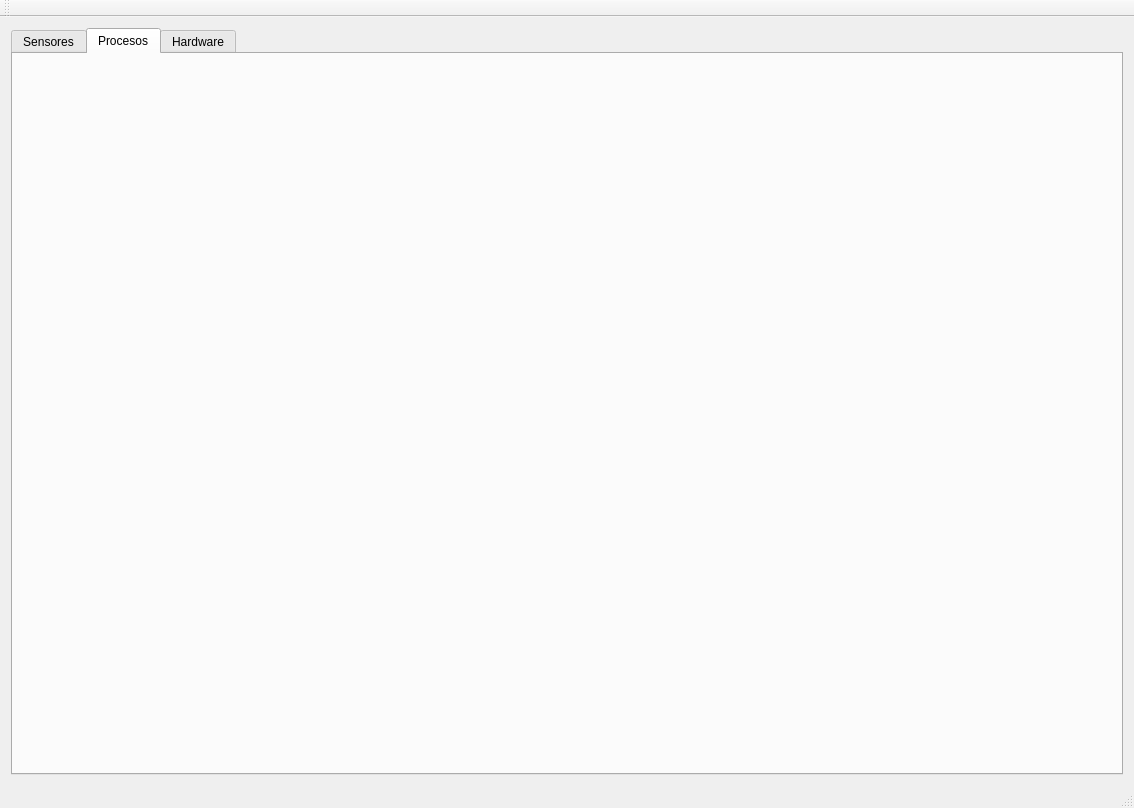
Qt form SystemMonitor/mainwindow.ui (MelissaDiArt/System-Monitor) before a commit.
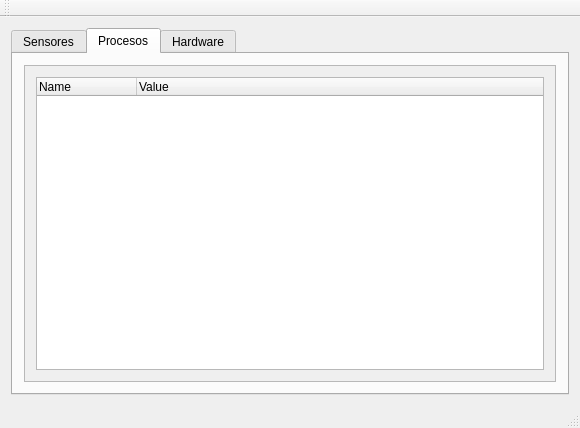
The same form after that commit. The open tabs and pages were chosen to show the change.

Patch:
```diff
--- a/SystemMonitor/mainwindow.ui
+++ b/SystemMonitor/mainwindow.ui
@@ -6,8 +6,8 @@
    <rect>
     <x>0</x>
     <y>0</y>
-    <width>1134</width>
-    <height>808</height>
+    <width>580</width>
+    <height>428</height>
    </rect>
   </property>
   <property name="windowTitle">
@@ -41,9 +41,73 @@
        </layout>
       </widget>
       <widget class="QWidget" name="ProcessTab">
+       <property name="sizePolicy">
+        <sizepolicy hsizetype="Expanding" vsizetype="Expanding">
+         <horstretch>0</horstretch>
+         <verstretch>0</verstretch>
+        </sizepolicy>
+       </property>
        <attribute name="title">
         <string>Procesos</string>
        </attribute>
+       <layout class="QVBoxLayout" name="verticalLayout_3">
+        <item>
+         <widget class="QScrollArea" name="scrollArea_2">
+          <property name="widgetResizable">
+           <bool>true</bool>
+          </property>
+          <widget class="QWidget" name="scrollAreaWidgetContents_3">
+           <property name="geometry">
+            <rect>
+             <x>0</x>
+             <y>0</y>
+             <width>538</width>
+             <height>298</height>
+            </rect>
+           </property>
+           <property name="sizePolicy">
+            <sizepolicy hsizetype="Expanding" vsizetype="Expanding">
+             <horstretch>0</horstretch>
+             <verstretch>0</verstretch>
+            </sizepolicy>
+           </property>
+           <layout class="QVBoxLayout" name="verticalLayout_5">
+            <item>
+             <widget class="QTreeWidget" name="treeWidget">
+              <property name="columnCount">
+               <number>2</number>
+              </property>
+              <column>
+               <property name="text">
+                <string>Name</string>
+               </property>
+               <property name="background">
+                <color>
+                 <red>173</red>
+                 <green>127</green>
+                 <blue>168</blue>
+                </color>
+               </property>
+              </column>
+              <column>
+               <property name="text">
+                <string>Value</string>
+               </property>
+               <property name="background">
+                <color>
+                 <red>173</red>
+                 <green>127</green>
+                 <blue>168</blue>
+                </color>
+               </property>
+              </column>
+             </widget>
+            </item>
+           </layout>
+          </widget>
+         </widget>
+        </item>
+       </layout>
       </widget>
       <widget class="QWidget" name="HardwareTab">
        <attribute name="title">
```
Left out of the diff: 84 changed lines with no effect on the pictures.
